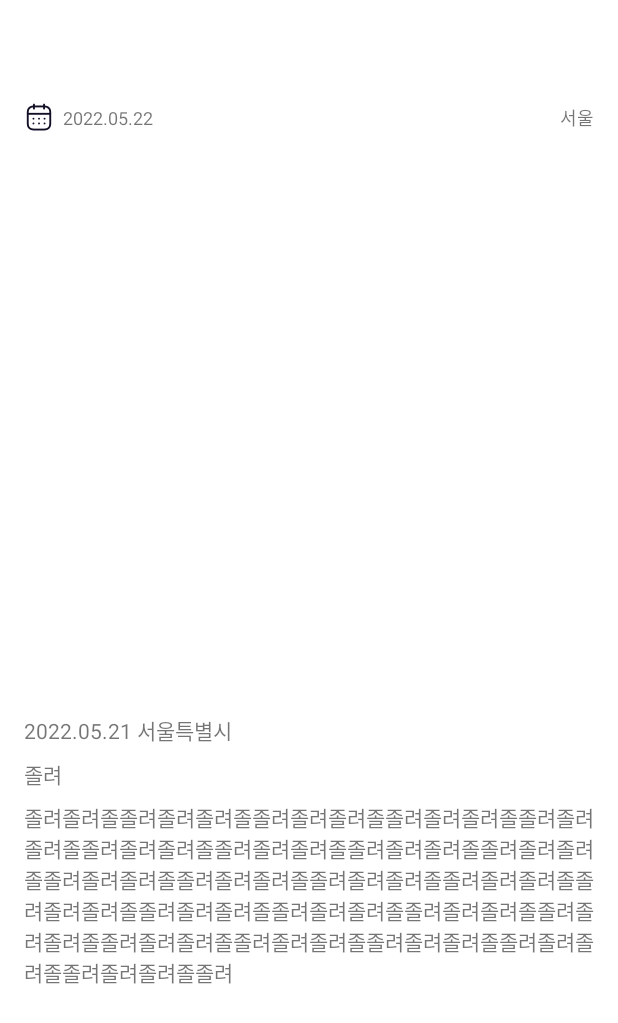
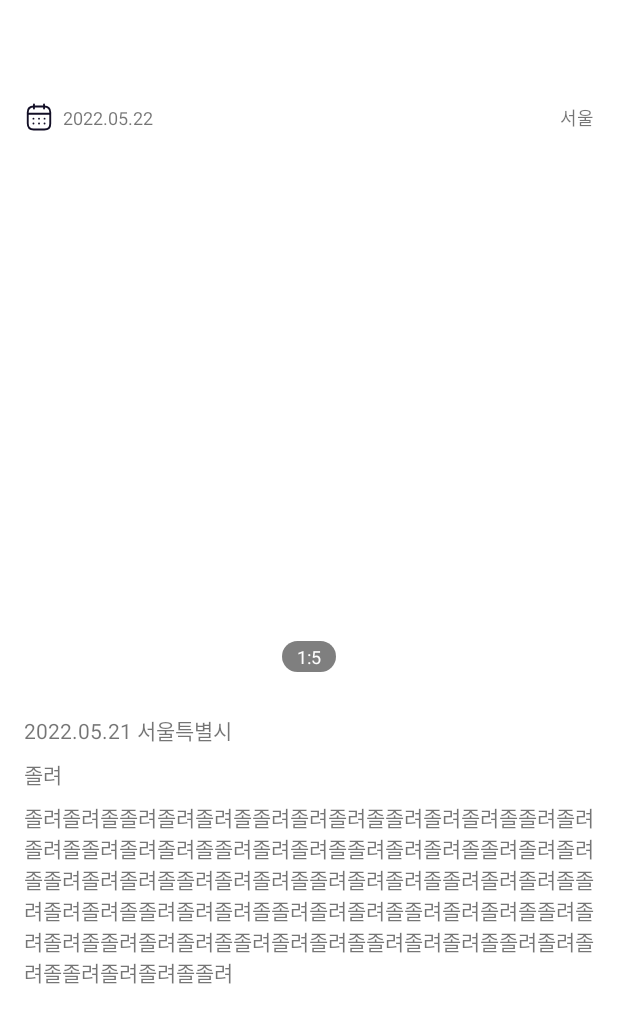
Before and after one commit to joeun-01/SagakSagak, an Android app: the layout activity_story.xml on its own in the app's theme, with its tools: preview values and no code run, on a phone screen of 412 x 824 dp. Shown: the top 1023 px of the screen. Run offline under Robolectric (Android 15) with nearby library versions, the phone set to English and light mode, and no system bars.

Commit message:
세부 요소 (페이지 표시 text) 추가

```diff
--- /dev/null
+++ b/app/src/main/res/drawable/shape_chip_black_trans_50.xml
@@ -0,0 +1,7 @@
+<?xml version="1.0" encoding="utf-8"?>
+<shape xmlns:android="http://schemas.android.com/apk/res/android">
+    <corners
+        android:radius="20dp"/>
+    <solid
+        android:color="#80000000"/>
+</shape>
--- a/app/src/main/res/layout/activity_story.xml
+++ b/app/src/main/res/layout/activity_story.xml
@@ -111,6 +111,21 @@
                     app:layout_constraintTop_toTopOf="parent"/>
 
                 <androidx.appcompat.widget.AppCompatTextView
+                    android:id="@+id/tv_count"
+                    android:layout_width="wrap_content"
+                    android:layout_height="wrap_content"
+                    android:layout_marginBottom="20dp"
+                    android:paddingVertical="2dp"
+                    android:paddingHorizontal="10dp"
+                    android:textColor="@color/white"
+                    android:textSize="12sp"
+                    tools:text="1:5"
+                    android:background="@drawable/shape_chip_black_trans_50"
+                    app:layout_constraintBottom_toBottomOf="@id/vp2_image"
+                    app:layout_constraintStart_toStartOf="parent"
+                    app:layout_constraintEnd_toEndOf="parent"/>
+
+                <androidx.appcompat.widget.AppCompatTextView
                     android:id="@+id/tv_date_and_place"
                     android:layout_width="match_parent"
                     android:layout_height="wrap_content"
```
